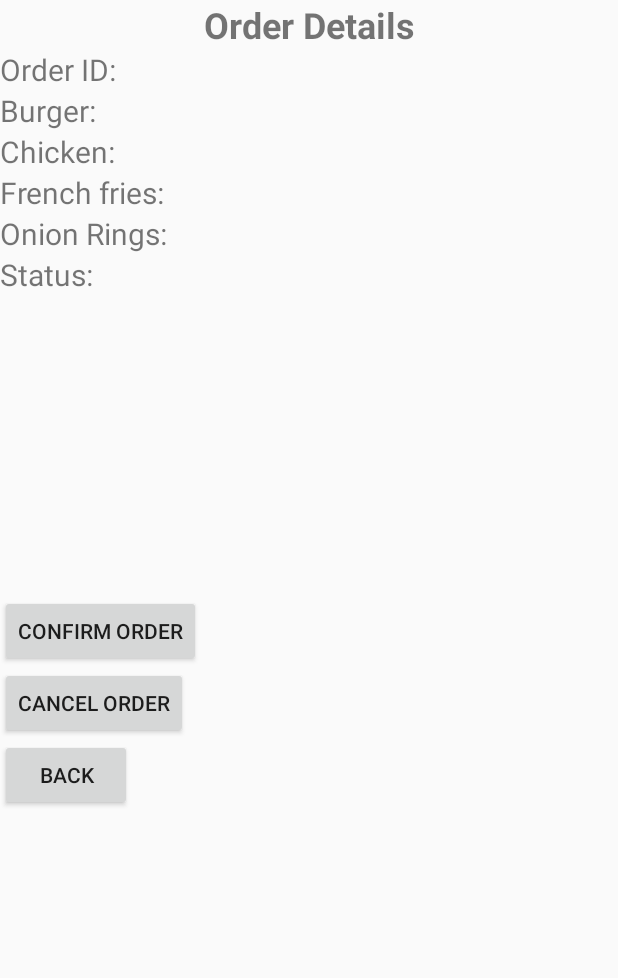
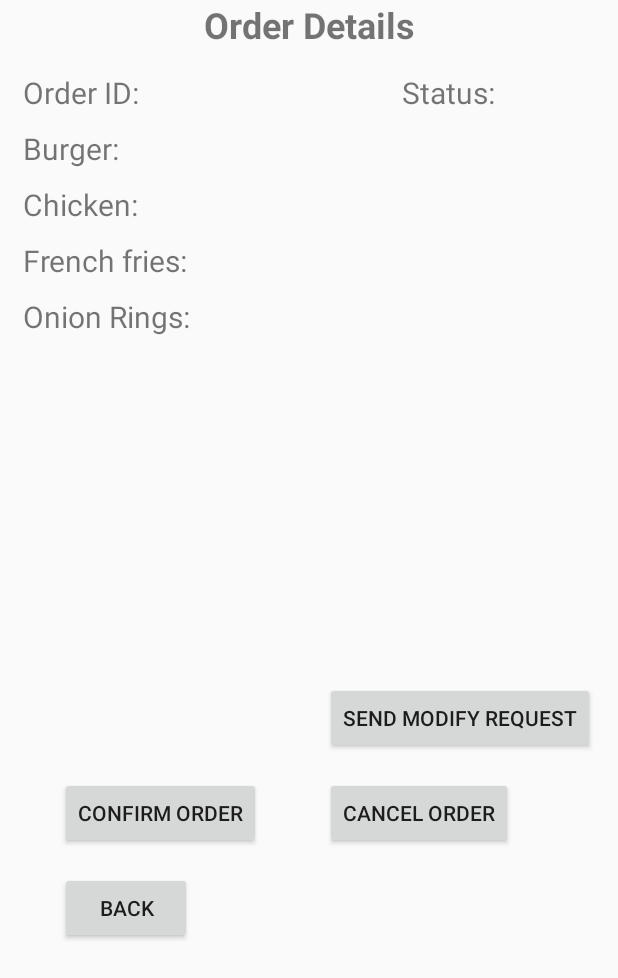
Before and after one commit to liulei6696/A1Restaurant, an Android app: the OrderDetailsActivity screen opened directly, with no data from a screen before it, on a phone screen of 412 x 824 dp. Shown: the top 978 px of the screen. Run offline under Robolectric (Android 15) with nearby library versions, the phone set to English and light mode, and no system bars.

Commit message:
Update activity_main2

```diff
--- a/RestaurantServer/app/src/main/res/layout/activity_main2.xml
+++ b/RestaurantServer/app/src/main/res/layout/activity_main2.xml
@@ -1,8 +1,10 @@
 <?xml version="1.0" encoding="utf-8"?>
-<LinearLayout xmlns:android="http://schemas.android.com/apk/res/android"
+<android.support.constraint.ConstraintLayout
+    xmlns:android="http://schemas.android.com/apk/res/android"
+    xmlns:app="http://schemas.android.com/apk/res-auto"
+    xmlns:tools="http://schemas.android.com/tools"
     android:layout_width="match_parent"
-    android:layout_height="match_parent"
-    android:orientation="vertical">
+    android:layout_height="match_parent">
 
     <TextView
         android:id="@+id/textView"
@@ -11,48 +13,85 @@
         android:text="Order Details"
         android:textAlignment="center"
         android:textSize="24sp"
-        android:textStyle="bold" />
+        android:textStyle="bold"
+        app:layout_constraintEnd_toEndOf="parent"
+        app:layout_constraintStart_toStartOf="parent"
+        app:layout_constraintTop_toTopOf="parent" />
 
     <TextView
         android:id="@+id/orderId"
         android:layout_width="wrap_content"
         android:layout_height="wrap_content"
+        android:layout_marginStart="15dp"
+        android:layout_marginTop="15dp"
         android:text="Order ID:"
-        android:textSize="20sp" />
+        android:textSize="20sp"
+        app:layout_constraintStart_toStartOf="parent"
+        app:layout_constraintTop_toBottomOf="@+id/textView" />
+
     <TextView
         android:id="@+id/burger"
-        android:text="Burger:"
         android:layout_width="wrap_content"
         android:layout_height="wrap_content"
-        android:textSize="20sp" />
+        android:layout_marginStart="15dp"
+        android:layout_marginTop="10dp"
+        android:text="Burger:"
+        android:textSize="20sp"
+        app:layout_constraintStart_toStartOf="parent"
+        app:layout_constraintTop_toBottomOf="@+id/orderId" />
+
     <TextView
         android:id="@+id/chicken"
-        android:text="Chicken:"
         android:layout_width="wrap_content"
         android:layout_height="wrap_content"
-        android:textSize="20sp" />
+        android:layout_marginStart="15dp"
+        android:layout_marginTop="10dp"
+        android:text="Chicken:"
+        android:textSize="20sp"
+        app:layout_constraintStart_toStartOf="parent"
+        app:layout_constraintTop_toBottomOf="@+id/burger" />
+
     <TextView
         android:id="@+id/fries"
-        android:text="French fries:"
         android:layout_width="wrap_content"
         android:layout_height="wrap_content"
-        android:textSize="20sp"/>
+        android:layout_marginStart="15dp"
+        android:layout_marginTop="10dp"
+        android:text="French fries:"
+        android:textSize="20sp"
+        app:layout_constraintStart_toStartOf="parent"
+        app:layout_constraintTop_toBottomOf="@+id/chicken" />
+
     <TextView
         android:id="@+id/onionrings"
-        android:text="Onion Rings:"
         android:layout_width="wrap_content"
         android:layout_height="wrap_content"
-        android:textSize="20sp"/>
+        android:layout_marginStart="15dp"
+        android:layout_marginTop="10dp"
+        android:text="Onion Rings:"
+        android:textSize="20sp"
+        app:layout_constraintStart_toStartOf="parent"
+        app:layout_constraintTop_toBottomOf="@+id/fries" />
+
     <TextView
         android:id="@+id/status"
-        android:text="Status:"
         android:layout_width="wrap_content"
         android:layout_height="wrap_content"
-        android:textSize="20sp"/>
+        android:layout_marginStart="175dp"
+        android:layout_marginTop="15dp"
+        android:text="Status:"
+        android:textSize="20sp"
+        app:layout_constraintStart_toEndOf="@+id/orderId"
+        app:layout_constraintTop_toBottomOf="@+id/textView" />
 
     <ScrollView
+        android:id="@+id/scrollView2"
         android:layout_width="match_parent"
-        android:layout_height="200dp">
+        android:layout_height="200dp"
+        android:layout_marginTop="20dp"
+        app:layout_constraintEnd_toEndOf="parent"
+        app:layout_constraintStart_toStartOf="parent"
+        app:layout_constraintTop_toBottomOf="@+id/onionrings">
 
         <TextView
             android:id="@+id/msg"
@@ -66,20 +105,43 @@
         android:id="@+id/confirm"
         android:layout_width="wrap_content"
         android:layout_height="wrap_content"
+        android:layout_marginStart="40dp"
+        android:layout_marginTop="15dp"
         android:text="Confirm Order"
-        android:textAlignment="center" />
+        android:textAlignment="center"
+        app:layout_constraintStart_toStartOf="parent"
+        app:layout_constraintTop_toBottomOf="@+id/Modify" />
 
     <Button
         android:id="@+id/cancel"
         android:layout_width="wrap_content"
         android:layout_height="wrap_content"
+        android:layout_marginTop="15dp"
+        android:layout_marginEnd="70dp"
         android:text="Cancel Order"
-        android:textAlignment="center" />
+        android:textAlignment="center"
+        app:layout_constraintEnd_toEndOf="parent"
+        app:layout_constraintTop_toBottomOf="@+id/Modify" />
+
     <Button
         android:id="@+id/back"
         android:layout_width="wrap_content"
         android:layout_height="wrap_content"
+        android:layout_marginStart="40dp"
+        android:layout_marginTop="15dp"
         android:text="Back"
-        android:textAlignment="center" />
+        android:textAlignment="center"
+        app:layout_constraintStart_toStartOf="parent"
+        app:layout_constraintTop_toBottomOf="@+id/confirm" />
 
-</LinearLayout>
+    <Button
+        android:id="@+id/Modify"
+        android:layout_width="wrap_content"
+        android:layout_height="wrap_content"
+        android:layout_marginTop="10dp"
+        android:layout_marginEnd="15dp"
+        android:text="Send modify request"
+        app:layout_constraintEnd_toEndOf="parent"
+        app:layout_constraintTop_toBottomOf="@+id/scrollView2" />
+
+</android.support.constraint.ConstraintLayout>
```
